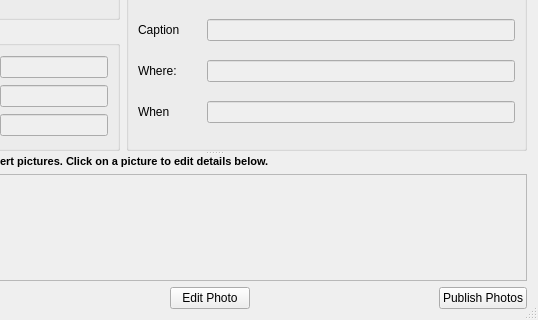
Before: the Qt Designer form retroshare-gui/src/gui/PhotoShare/AlbumDialog.ui in RetroShare/RetroShare, drawn with Qt 5; both pictures show x 111 to 649 and y 116 to 436 of the 649 by 436 pixel window.
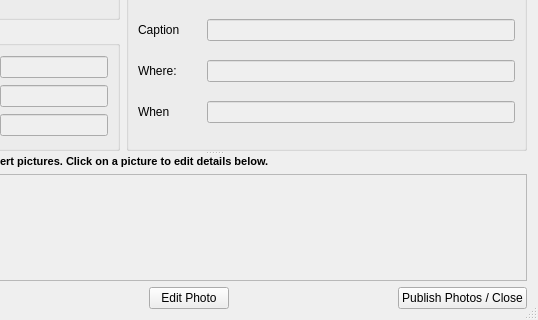
After: the same form once the commit is applied. Icons and pictures are not drawn. Custom widgets are drawn as their Qt base class.

Commit message: publish key not generated for public groups anymore, added signature creation for publish and id keys (used in main line of code, correctly initialise ur gxs services) groupid assigned to group before service_CreateGroup now (to help with identity using pgp hashes) fixed up dummy group creation for photo service and ui completed basic functions of GxsGroupDialog

Diff of the .ui file:
```diff
--- a/retroshare-gui/src/gui/PhotoShare/AlbumDialog.ui
+++ b/retroshare-gui/src/gui/PhotoShare/AlbumDialog.ui
@@ -344,7 +344,7 @@
      <item>
       <widget class="QPushButton" name="pushButton_PublishPhotos">
        <property name="text">
-        <string>Publish Photos</string>
+        <string>Publish Photos / Close</string>
        </property>
       </widget>
      </item>
```
Left out of the diff: 2 changed lines with no effect on the pictures. The commit also changes 16 other files.
